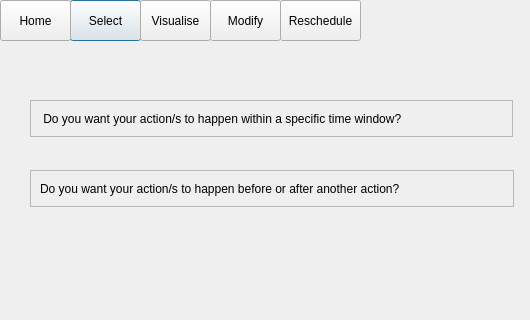
Old version of the form reschedulequestion.ui in the repository ariannabettin/FYPArianna; both pictures show x 0 to 530 and y 0 to 320 of the 650 by 480 pixel window.
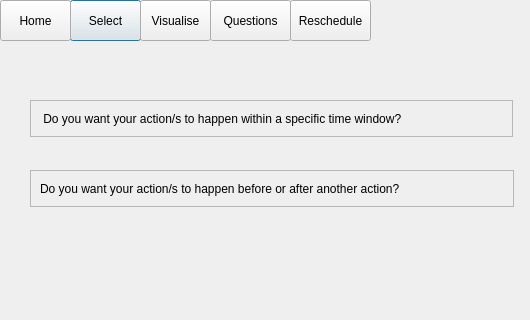
New version of the form.

What changed in the file:
```diff
--- a/reschedulequestion.ui
+++ b/reschedulequestion.ui
@@ -42,7 +42,7 @@
   <widget class="QPushButton" name="Button">
    <property name="geometry">
     <rect>
-     <x>280</x>
+     <x>290</x>
      <y>0</y>
      <width>81</width>
      <height>41</height>
@@ -57,12 +57,12 @@
     <rect>
      <x>210</x>
      <y>0</y>
-     <width>71</width>
+     <width>81</width>
      <height>41</height>
     </rect>
    </property>
    <property name="text">
-    <string>Modify</string>
+    <string>Questions</string>
    </property>
   </widget>
   <widget class="QPushButton" name="homeButton">
```
